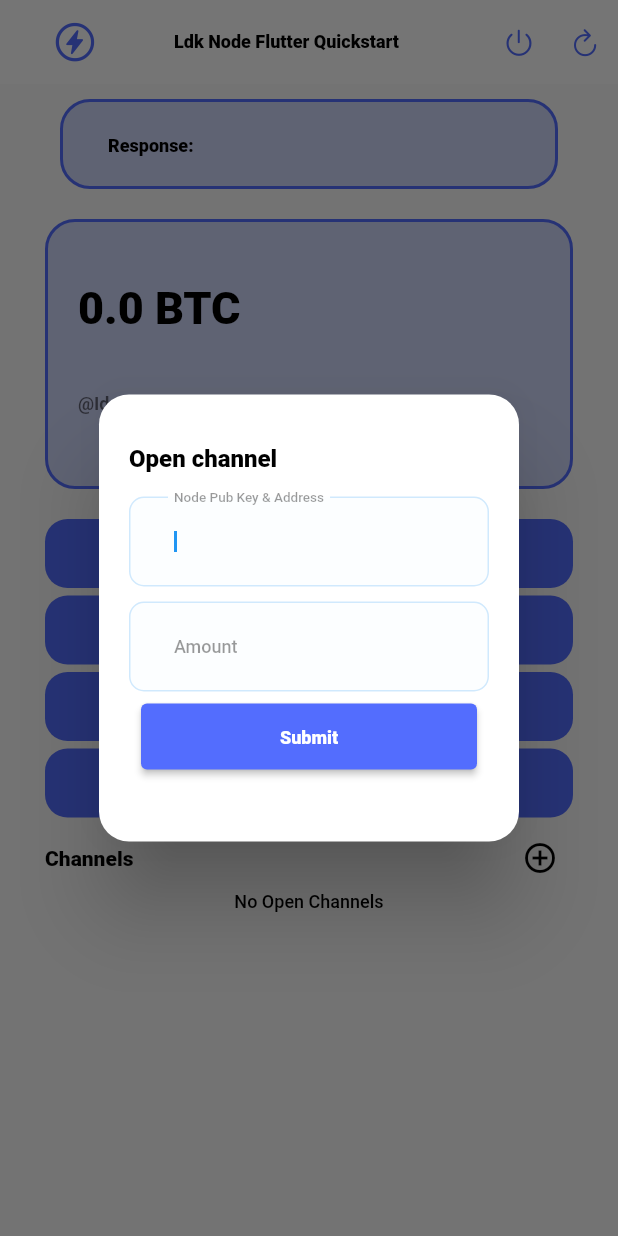
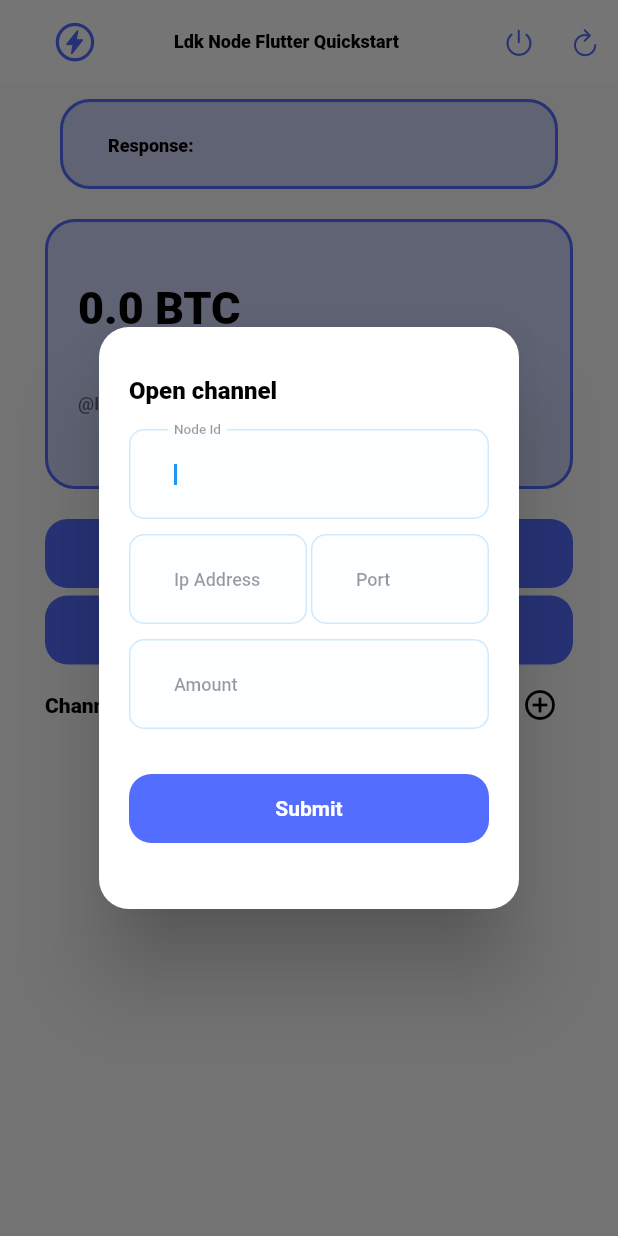
Before and after one commit to LtbLightning/ldk-node-flutter-demo, a Flutter app: the screen it shows after launch, after a tap on the "add circle outline" icon, on a phone screen of 412 x 824 dp. Run offline on Flutter 3.47's test engine with Material 2 defaults, Android fonts, the phone set to English and light mode, and no system bars; missing offline and left inert: ldk_node; statements that could not run were skipped.

Commit message:
ldk node dependency upgraded

```diff
--- a/lib/screens/home.dart
+++ b/lib/screens/home.dart
@@ -1,6 +1,6 @@
 import 'package:flutter/foundation.dart';
 import 'package:flutter/material.dart';
-import 'package:ldk_node_flutter/ldk_node_flutter.dart' as ldk;
+import 'package:ldk_node/ldk_node.dart' as ldk;
 import 'package:ldk_node_flutter_quickstart/widgets/widgets.dart';
 import 'package:path_provider/path_provider.dart';
 
@@ -35,7 +35,7 @@ class _HomeState extends State<Home> {
         storageDirPath: alicePath,
         esploraServerUrl: esploraUrl,
         network: ldk.Network.Regtest,
-        listeningAddress: "0.0.0.0:8001",
+        listeningAddress: const ldk.SocketAddr(ip: '0.0.0.0', port: 7004),
         defaultCltvExpiryDelta: 144);
     ldk.Builder aliceBuilder = ldk.Builder.fromConfig(config: config);
     aliceNode = await aliceBuilder.build();
@@ -65,7 +65,7 @@ class _HomeState extends State<Home> {
   syncAliceNode() async {
     print("syncing");
     await aliceNode!.syncWallets();
-    print("syncing");
+    print("syncing complete");
     await getNodeBalance();
     await getChannels();
     setState(() {
@@ -100,11 +100,13 @@ class _HomeState extends State<Home> {
     }
   }
 
-  Future<void> openChannel(String bobNodePubKeyAndAddress, int amount) async {
+  Future<void> openChannel(
+      String host, int port, String nodeId, int amount) async {
     await aliceNode!.connectOpenChannel(
         channelAmountSats: amount,
         announceChannel: true,
-        nodePubkeyAndAddress: bobNodePubKeyAndAddress);
+        address: ldk.SocketAddr(ip: host, port: port),
+        nodeId: ldk.PublicKey(keyHex: nodeId));
 
     if (kDebugMode) {
       print("temporary channel opened");
@@ -136,7 +138,7 @@ class _HomeState extends State<Home> {
       if (kDebugMode) {
         print(invoice.hex.toString());
       }
-      displayText = "Receive payment invoice${invoice.toString()}";
+      displayText = "Receive payment invoice${invoice.hex.toString()}";
     });
     return invoice.toString();
   }
@@ -144,7 +146,7 @@ class _HomeState extends State<Home> {
   Future<void> sendPayment(String invoice) async {
     final paymentHash =
         await aliceNode!.sendPayment(invoice: ldk.Invoice(hex: invoice));
-    final res = await aliceNode!.paymentInfo(paymentHash: paymentHash);
+    final res = await aliceNode!.payment(paymentHash: paymentHash);
     setState(() {
       displayText = "send payment success ${res?.status}";
     });
@@ -173,7 +175,7 @@ class _HomeState extends State<Home> {
               ResponseContainer(
                 text: displayText ?? '',
               ),
-              /* Balance */
+              // /* Balance */
               BalanceWidget(
                 balance: aliceBalance,
                 nodeId: aliceNodeId == null
@@ -181,12 +183,7 @@ class _HomeState extends State<Home> {
                     : aliceNodeId!.keyHex,
               ),
               const SizedBox(height: 20),
-              /* GetBalanceButton */
-              SubmitButton(
-                text: 'Get Balance',
-                callback: getNodeBalance,
-              ),
-              /* GetAddressButton */
+              // /* GetAddressButton */
               SubmitButton(
                 text: 'Get New Address',
                 callback: getNewAddress,
@@ -196,10 +193,10 @@ class _HomeState extends State<Home> {
                 text: 'Get Listening Address',
                 callback: getListeningAddress,
               ),
-              SubmitButton(
-                text: 'Next Event',
-                callback: nextEvent,
-              ),
+              // SubmitButton(
+              //   text: 'Next Event',
+              //   callback: nextEvent,
+              // ),
               /* ChannelsActionBar */
               ChannelsActionBar(openChannelCallBack: openChannel),
               channels.isEmpty
--- a/lib/widgets/widgets.dart
+++ b/lib/widgets/widgets.dart
@@ -1,6 +1,6 @@
 import 'package:flutter/cupertino.dart';
 import 'package:flutter/material.dart';
-import 'package:ldk_node_flutter/ldk_node_flutter.dart' as ldk;
+import 'package:ldk_node/ldk_node.dart' as ldk;
 
 class SubmitButton extends StatelessWidget {
   final String text;
@@ -40,8 +40,10 @@ popUpWidget(
       context: context,
       builder: (context) {
         return AlertDialog(
-          contentPadding: EdgeInsets.only(right: 20, left: 20, bottom: 30),
-          titlePadding: EdgeInsets.symmetric(vertical: 10, horizontal: 20),
+          contentPadding:
+              const EdgeInsets.only(right: 20, left: 20, bottom: 30),
+          titlePadding:
+              const EdgeInsets.symmetric(vertical: 10, horizontal: 20),
           shape: const RoundedRectangleBorder(
             borderRadius: BorderRadius.all(
               Radius.circular(
@@ -195,7 +197,8 @@ class BalanceWidget extends StatelessWidget {
 }
 
 class ChannelsActionBar extends StatefulWidget {
-  final Future<void> Function(String address, int amount) openChannelCallBack;
+  final Future<void> Function(String host, int port, String nodeId, int amount)
+      openChannelCallBack;
   const ChannelsActionBar({Key? key, required this.openChannelCallBack})
       : super(key: key);
 
@@ -206,6 +209,8 @@ class ChannelsActionBar extends StatefulWidget {
 class _ChannelsActionBarState extends State<ChannelsActionBar> {
   final _formKey = GlobalKey<FormState>();
   String address = "";
+  int port = 0;
+  String nodeId = "";
   int amount = 0;
   @override
   Widget build(BuildContext context) {
@@ -227,7 +232,7 @@ class _ChannelsActionBarState extends State<ChannelsActionBar> {
                 context: context,
                 title: 'Open channel',
                 widget: SizedBox(
-                  height: 200,
+                  height: 290,
                   child: Form(
                     key: _formKey,
                     child: Column(
@@ -240,16 +245,63 @@ class _ChannelsActionBarState extends State<ChannelsActionBar> {
                               color: Colors.black.withOpacity(.8),
                               fontSize: 12,
                               fontWeight: FontWeight.w700),
-                          decoration: const InputDecoration(
-                              labelText: 'Node Pub Key & Address'),
+                          decoration:
+                              const InputDecoration(labelText: 'Node Id'),
                           validator: (value) {
                             if (value == null || value.isEmpty) {
                               return 'Please enter the nodePubKeyAndAddress ';
                             }
                             setState(() {
+                              nodeId = value;
+                            });
+                          },
+                        ),
+                        const SizedBox(height: 10),
+                        Row(
+                          children: [
+                            Expanded(
+                              child: TextFormField(
+                                showCursor: true,
+                                autofocus: true,
+                                style: TextStyle(
+                                    color: Colors.black.withOpacity(.8),
+                                    fontSize: 12,
+                                    fontWeight: FontWeight.w700),
+                                decoration: const InputDecoration(
+                                    labelText: 'Ip Address'),
+                                validator: (value) {
+                                  if (value == null || value.isEmpty) {
+                                    return 'Ip Address';
+                                  }
+                                  setState(() {
                                     address = value;
                                   });
                                 },
+                              ),
+                            ),
+                            const SizedBox(width: 2.5),
+                            Expanded(
+                              child: TextFormField(
+                                keyboardType: TextInputType.number,
+                                showCursor: true,
+                                autofocus: true,
+                                style: TextStyle(
+                                    color: Colors.black.withOpacity(.8),
+                                    fontSize: 12,
+                                    fontWeight: FontWeight.w700),
+                                decoration:
+                                    const InputDecoration(labelText: 'Port'),
+                                validator: (value) {
+                                  if (value == null || value.isEmpty) {
+                                    return 'Please enter your port number ';
+                                  }
+                                  setState(() {
+                                    port = int.parse(value.trim());
+                                  });
+                                },
+                              ),
+                            )
+                          ],
                         ),
                         const SizedBox(height: 10),
                         TextFormField(
@@ -265,40 +317,23 @@ class _ChannelsActionBarState extends State<ChannelsActionBar> {
                               return 'Please enter the Amount';
                             }
                             setState(() {
-                              amount = int.parse(value);
+                              amount = int.parse(value.trim());
                             });
                           },
                         ),
-                        Container(
-                          width: double.infinity,
-                          height: 60,
-                          padding: const EdgeInsets.all(8.0),
-                          child: ElevatedButton(
-                            style: ElevatedButton.styleFrom(
-                              backgroundColor:
-                                  Theme.of(context).secondaryHeaderColor,
-                            ),
-                            onPressed: () async {
+                        const SizedBox(height: 30),
+                        SubmitButton(
+                          text: 'Submit',
+                          callback: () async {
                             if (_formKey.currentState!.validate()) {
                               await widget.openChannelCallBack(
-                                    address, amount);
+                                  address, port, nodeId, amount);
                               if (context.mounted) {
                                 Navigator.of(context).pop();
                               }
                             }
                           },
-                            child: const Text(
-                              'Submit',
-                              overflow: TextOverflow.clip,
-                              textAlign: TextAlign.center,
-                              style: TextStyle(
-                                  color: Colors.white,
-                                  fontSize: 12,
-                                  height: 1.5,
-                                  fontWeight: FontWeight.w800),
-                            ),
-                          ),
-                        ),
+                        )
                       ],
                     ),
                   ),
@@ -424,7 +459,7 @@ class _ChannelListWidgetState extends State<ChannelListWidget> {
                       context: context,
                       title: 'Receive',
                       widget: SizedBox(
-                        height: 200,
+                        height: 120,
                         child: Form(
                           key: _receiveKey,
                           child: Column(
@@ -447,36 +482,20 @@ class _ChannelListWidgetState extends State<ChannelListWidget> {
                                   });
                                 },
                               ),
-                              Container(
-                                width: double.infinity,
-                                height: 60,
-                                padding: const EdgeInsets.all(8.0),
-                                child: ElevatedButton(
-                                  style: ElevatedButton.styleFrom(
-                                    backgroundColor:
-                                        Theme.of(context).secondaryHeaderColor,
+                              const SizedBox(
+                                height: 5,
                               ),
-                                  onPressed: () async {
+                              SubmitButton(
+                                text: 'Receive',
+                                callback: () async {
                                   if (_receiveKey.currentState!.validate()) {
-                                      await widget
-                                          .receivePaymentCallBack(amount);
+                                    await widget.receivePaymentCallBack(amount);
                                     if (context.mounted) {
                                       Navigator.of(context).pop();
                                     }
                                   }
                                 },
-                                  child: const Text(
-                                    'Submit',
-                                    overflow: TextOverflow.clip,
-                                    textAlign: TextAlign.center,
-                                    style: TextStyle(
-                                        color: Colors.white,
-                                        fontSize: 12,
-                                        height: 1.5,
-                                        fontWeight: FontWeight.w800),
-                                  ),
-                                ),
-                              ),
+                              )
                             ],
                           ),
                         ),
@@ -487,7 +506,7 @@ class _ChannelListWidgetState extends State<ChannelListWidget> {
                       context: context,
                       title: 'Send',
                       widget: SizedBox(
-                        height: 200,
+                        height: 120,
                         child: Form(
                           key: _sendKey,
                           child: Column(
@@ -510,15 +529,12 @@ class _ChannelListWidgetState extends State<ChannelListWidget> {
                                   });
                                 },
                               ),
-                              Container(
-                                width: double.infinity,
-                                height: 60,
-                                padding: const EdgeInsets.all(8.0),
-                                child: ElevatedButton(
-                                  style: ElevatedButton.styleFrom(
-                                    backgroundColor: Colors.black,
+                              const SizedBox(
+                                height: 5,
                               ),
-                                  onPressed: () async {
+                              SubmitButton(
+                                text: 'Submit',
+                                callback: () async {
                                   if (_sendKey.currentState!.validate()) {
                                     await widget.sendPaymentCallBack(invoice);
                                     if (context.mounted) {
@@ -526,18 +542,7 @@ class _ChannelListWidgetState extends State<ChannelListWidget> {
                                     }
                                   }
                                 },
-                                  child: const Text(
-                                    'Submit',
-                                    overflow: TextOverflow.clip,
-                                    textAlign: TextAlign.center,
-                                    style: TextStyle(
-                                        color: Colors.white,
-                                        fontSize: 12,
-                                        height: 1.5,
-                                        fontWeight: FontWeight.w800),
-                                  ),
-                                ),
-                              ),
+                              )
                             ],
                           ),
                         ),
@@ -548,7 +553,7 @@ class _ChannelListWidgetState extends State<ChannelListWidget> {
                       context: context,
                       title: 'Close channel',
                       widget: SizedBox(
-                        height: 200,
+                        height: 120,
                         child: Form(
                           key: _closeKey,
                           child: Column(
@@ -571,16 +576,12 @@ class _ChannelListWidgetState extends State<ChannelListWidget> {
                                   });
                                 },
                               ),
-                              Container(
-                                width: double.infinity,
-                                height: 60,
-                                padding: const EdgeInsets.all(8.0),
-                                child: ElevatedButton(
-                                  style: ElevatedButton.styleFrom(
-                                    backgroundColor:
-                                        Theme.of(context).secondaryHeaderColor,
+                              const SizedBox(
+                                height: 5,
                               ),
-                                  onPressed: () async {
+                              SubmitButton(
+                                text: 'Submit',
+                                callback: () async {
                                   if (_closeKey.currentState!.validate()) {
                                     await widget.closeChannelCallBack(
                                         widget.channels[index].channelId,
@@ -590,18 +591,7 @@ class _ChannelListWidgetState extends State<ChannelListWidget> {
                                     }
                                   }
                                 },
-                                  child: const Text(
-                                    'Submit',
-                                    overflow: TextOverflow.clip,
-                                    textAlign: TextAlign.center,
-                                    style: TextStyle(
-                                        color: Colors.white,
-                                        fontSize: 12,
-                                        height: 1.5,
-                                        fontWeight: FontWeight.w800),
-                                  ),
-                                ),
-                              ),
+                              )
                             ],
                           ),
                         ),
--- a/pubspec.yaml
+++ b/pubspec.yaml
@@ -9,11 +9,8 @@ dependencies:
   flutter:
     sdk: flutter
   cupertino_icons: ^1.0.2
-  ldk_node_flutter:
-    git:
-      url: https://github.com/LtbLightning/ldk_node_flutter.git
-      ref: main
   path_provider: ^2.0.12
+  ldk_node: ^0.1.0
 dev_dependencies:
   flutter_test:
     sdk: flutter
```
Also changed, not shown: pubspec.lock, 1 other file. Lines whose indentation alone changed are shown as unchanged.
